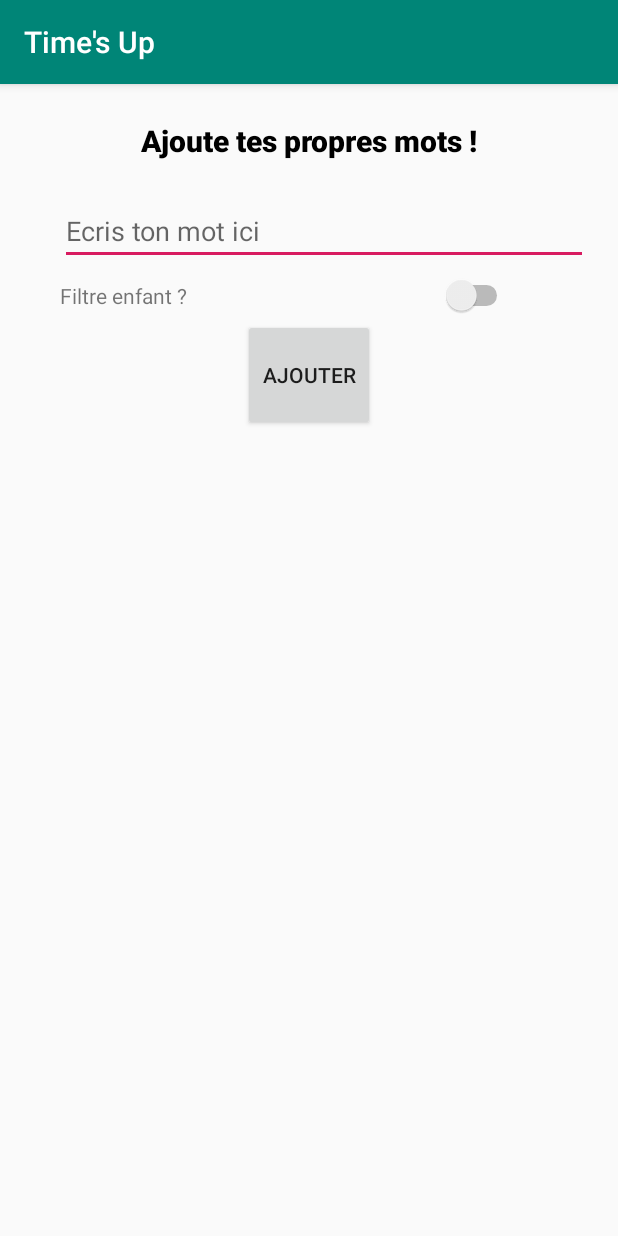
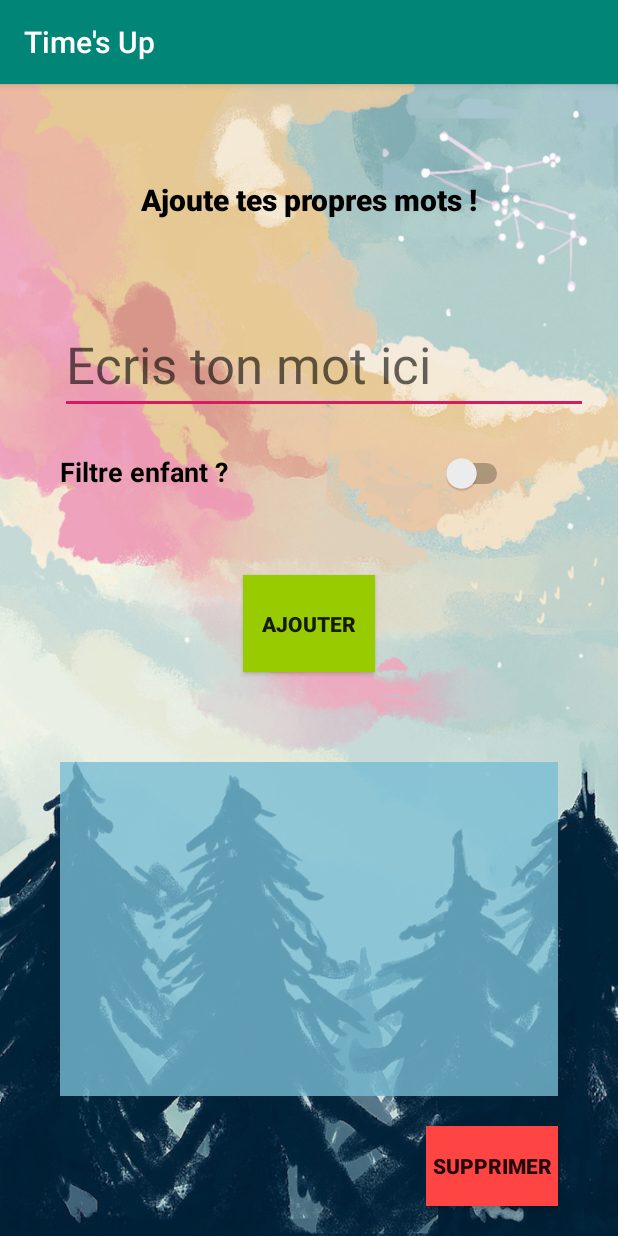
Before and after one commit to villeneuve30/AndroidGame_GuessWords, an Android app: the screen it shows after launch (AjoutDeMot), after a tap on "AJOUTER DES MOTS", on a phone screen of 412 x 824 dp. Run offline under Robolectric (Android 15) with nearby library versions, the phone set to English and light mode, and no system bars.

Commit message:
Ajout mot fini ET style graphique

```diff
--- a/app/src/main/AndroidManifest.xml
+++ b/app/src/main/AndroidManifest.xml
@@ -18,7 +18,8 @@
         <activity android:name=".LancementJeu"
             android:screenOrientation="portrait"/>
         <activity android:name=".AjoutDeMot"
-            android:screenOrientation="portrait"/>
+            android:screenOrientation="portrait"
+            android:windowSoftInputMode="adjustPan"/>
         <activity android:name=".ParametrePartie"
             android:screenOrientation="portrait"/>
         <activity android:name=".MainActivity"
--- a/app/src/main/java/com/example/timesup/AjoutDeMot.java
+++ b/app/src/main/java/com/example/timesup/AjoutDeMot.java
@@ -1,10 +1,14 @@
 package com.example.timesup;
 
+import android.database.Cursor;
 import android.graphics.Color;
+import android.os.Parcelable;
+import android.support.annotation.ColorLong;
 import android.support.v7.app.AppCompatActivity;
 import android.os.Bundle;
 import android.view.Gravity;
 import android.view.View;
+import android.widget.AdapterView;
 import android.widget.ArrayAdapter;
 import android.widget.Button;
 import android.widget.EditText;
@@ -19,13 +23,20 @@ import static android.widget.Toast.makeText;
 
 public class AjoutDeMot extends AppCompatActivity {
 
-    EditText inputMot;
-    ListView listeMots;
-    Button boutonAjouter;
-    Switch filtreEnfant;
+    private EditText inputMot;
+    private ListView listeMots;
+    private Button boutonAjouter;
+    private Switch filtreEnfant;
+    private Button boutonSupprimer;
 
-    ArrayList<String> listItems=new ArrayList<String>();
-    ArrayAdapter<String> adapter;
+    private ArrayList<String> listItems=new ArrayList<>();
+    private ArrayList<String> tousLesMots = new ArrayList<>();
+    private ArrayAdapter<String> adapter;
+
+    private int positionItem;
+    private boolean isItemSelected;
+
+    private MotsBDD motBDD;
 
     @Override
     protected void onCreate(Bundle savedInstanceState) {
@@ -36,31 +47,94 @@ public class AjoutDeMot extends AppCompatActivity {
         listeMots = findViewById(R.id.listeDeMot_xml);
         boutonAjouter = findViewById(R.id.bouton_ajouter_xml);
         filtreEnfant = findViewById(R.id.filtre_enfant_xml);
+        boutonSupprimer = findViewById(R.id.bouton_supprimer_xml);
+
+        isItemSelected =false;
 
         adapter=new ArrayAdapter<String>(this,
                 android.R.layout.simple_list_item_1,
                 listItems);
         listeMots.setAdapter(adapter);
 
+        motBDD = new MotsBDD(this);
+        Cursor data = motBDD.getAllData();
+        int id;
+        while(data.moveToNext()){
+            tousLesMots.add(data.getString(1));
+            id = Integer.parseInt(data.getString(0));
+            if(id > 101) {
+                listItems.add(data.getString(1));
+            }
+        }
+
         boutonAjouter.setOnClickListener(new View.OnClickListener() {
             @Override
             public void onClick(View v) {
                 String mot = inputMot.getText().toString();
-                if(!mot.equals("") && !mot.equals(" ")) {
+                if(!mot.equals("") && !mot.equals(" ") && !tousLesMots.contains(mot) && !mot.contains("'") && !mot.contains("\"")) {
                     //Ajouter mot a la listView
                     inputMot.setText("");
                     listItems.add(mot);
                     adapter.notifyDataSetChanged();
 
                     //Ajouter mot a la BDD
+                    Mot nouveauMot = new Mot(mot,filtreEnfant.isChecked());
+                    motBDD.open();
+                    motBDD.insertMot(nouveauMot);
+                    motBDD.close();
                 }else{
-                    Toast.makeText(AjoutDeMot.this, "Tu dois d'abord écrire un mot !",
-                          Toast.LENGTH_LONG).show();
+                    if(!mot.equals("") && !mot.equals(" ")) {
+                        Toast.makeText(AjoutDeMot.this, "Tu dois d'abord écrire un mot !",
+                                Toast.LENGTH_LONG).show();
+                    }
+                    if(tousLesMots.contains(mot)){
+                        Toast.makeText(AjoutDeMot.this, "Ce mot existe déjà !",
+                                Toast.LENGTH_LONG).show();
+                    }
+                    if(mot.contains("'") && mot.contains("\"")){
+                        Toast.makeText(AjoutDeMot.this, "Tu ne peux pas utiliser de caractères spéciaux",
+                                Toast.LENGTH_LONG).show();
+                    }
                 }
 
             }
         });
 
+        listeMots.setOnItemClickListener(new AdapterView.OnItemClickListener() {
+
+            @Override
+            public void onItemClick(AdapterView<?> adapterView, View view, int position, long id) {
+                for (int i = 0; i < listeMots.getChildCount(); i++) {
+                    if(position == i ){
+                        listeMots.getChildAt(i).setBackgroundColor(Color.RED);
+                    }else{
+                        listeMots.getChildAt(i).setBackgroundColor(Color.TRANSPARENT);
+                    }
+                }
+                isItemSelected = true;
+                positionItem = position;
+            }
+        });
+
+        boutonSupprimer.setOnClickListener(new View.OnClickListener() {
+            @Override
+            public void onClick(View v) {
+
+                String selectedFromList =listItems.get(positionItem);
+                motBDD.open();
+                motBDD.removeMotWithString(selectedFromList);
+                motBDD.close();
+                motBDD.afficherTousLesMots();
+
+                listItems.remove(positionItem);
+                adapter.notifyDataSetChanged();
+            }
+        });
+
+    }
+    @Override
+    public void onBackPressed() {
+        finish();
     }
 
 }
--- a/app/src/main/java/com/example/timesup/MainActivity.java
+++ b/app/src/main/java/com/example/timesup/MainActivity.java
@@ -11,8 +11,6 @@ import android.view.View;
 import android.widget.Button;
 
 public class MainActivity extends AppCompatActivity {
-   private Button son;
-   private Button vibration;
 
    private Button jouer;
    private Button ajoutMot;
@@ -32,22 +30,10 @@ public class MainActivity extends AppCompatActivity {
         motsBdd = new MotsBDD(this);
         checkFirstRun();
 
-        son = findViewById(R.id.xml_son);
-        vibration = findViewById(R.id.xml_vibration);
         jouer = findViewById(R.id.xml_jouer);
         ajoutMot = findViewById(R.id.xml_ajoutMot);
         regles = findViewById(R.id.xml_regles);
 
-        son.setOnClickListener(new View.OnClickListener() {
-            public void onClick(View view) {
-                //active/désactive son
-            }
-        });
-        vibration.setOnClickListener(new View.OnClickListener() {
-            public void onClick(View view) {
-                //active/désactive vibration
-            }
-        });
 
         jouer.setOnClickListener(new View.OnClickListener() {
             public void onClick(View view) {
@@ -119,7 +105,7 @@ public class MainActivity extends AppCompatActivity {
                 new DialogInterface.OnClickListener() {
                     @Override
                     public void onClick(DialogInterface dialog, int which) {
-                        System.exit(0);
+                        finish();
                     }
                 });
         builder.setNegativeButton("Rester", new DialogInterface.OnClickListener() {
--- a/app/src/main/java/com/example/timesup/MotsBDD.java
+++ b/app/src/main/java/com/example/timesup/MotsBDD.java
@@ -35,7 +35,7 @@ public class MotsBDD {
             "Éclairage","Fenêtre","Nourriture","Couche","Girafe","Étoile","Serpent","Ouïe","Malade","Sale",
             "Laitue","Suivre","Burger","Sifflet","Laid","Glace","Guitare","Étudiant","Téléphone","Fromage","Trottoir",
             "Baignoire","Casque","Charpentier","Rivière","Maillot de bain","Ciseaux","Propre","Poussin","Baleine",
-            "Trompette","Diapositive","Panda","Hélicoptère","Cloche","Poulpe","Escargot","Citrouille"};
+            "Trompette","Diapositive","Panda","Hélicoptère","Cloche","Poulpe","Escargot"};
 
     private SQLiteDatabase bdd;
     private SQLiteDataBaseHelper maBaseSQLite;
@@ -75,12 +75,12 @@ public class MotsBDD {
         //un mot pourrat soit être ajouté, soit supprimé pour simplifier l'ajout de mot
     }*/
 
-    public int removeMotWithID(int id){
-        return bdd.delete(TABLE_MOTS, COL_ID + " = " +id,null);
+    public int removeMotWithString(String nomMot){
+        return this.bdd.delete(TABLE_MOTS, COL_MOT + " like '" + nomMot +"'",null);
     }
 
     public Mot getMotWithTexte(String texte){
-        Cursor c = bdd.query(TABLE_MOTS, new String[]{COL_ID, COL_MOT, COL_FILTRE},COL_MOT + " LIKE \"" + texte +"\"", null, null, null, null);
+        Cursor c = bdd.query(TABLE_MOTS, new String[]{COL_ID, COL_MOT, COL_FILTRE},COL_MOT + " LIKE '" + texte +"'", null, null, null, null);
         return cursorToMot(c);
     }
 
@@ -120,6 +120,7 @@ public class MotsBDD {
             buffer.append("Filtre enfant : " + data.getString(2) + "\n");
         }
         System.out.println(buffer.toString());
+        System.out.println("taille tableau de base : "+tableauMots.length);
     }
 
     public ArrayList<String> tableauRandomDeMot(int nbMots,Boolean filtre){
--- a/app/src/main/java/com/example/timesup/ReglesDuJeu.java
+++ b/app/src/main/java/com/example/timesup/ReglesDuJeu.java
@@ -10,4 +10,8 @@ public class ReglesDuJeu extends AppCompatActivity {
         super.onCreate(savedInstanceState);
         setContentView(R.layout.activity_regles_du_jeu);
     }
+    @Override
+    public void onBackPressed() {
+        finish();
+    }
 }
--- a/app/src/main/res/layout/activity_ajout_de_mot.xml
+++ b/app/src/main/res/layout/activity_ajout_de_mot.xml
@@ -3,13 +3,14 @@
     xmlns:tools="http://schemas.android.com/tools"
     android:layout_width="match_parent"
     android:layout_height="match_parent"
-    android:orientation="vertical">
+    android:orientation="vertical"
+    android:background="@drawable/background1">
 
     <TextView
         android:id="@+id/titre_ajoutMot_xml"
         android:layout_width="match_parent"
         android:layout_height="match_parent"
-        android:layout_weight="3"
+        android:layout_weight="2"
         android:gravity="center"
         android:text="Ajoute tes propres mots !"
         android:textAppearance="@style/TextAppearance.AppCompat.Title"
@@ -19,7 +20,7 @@
     <LinearLayout
         android:layout_width="match_parent"
         android:layout_height="match_parent"
-        android:layout_weight="3.1"
+        android:layout_weight="2.2"
         android:orientation="horizontal">
 
         <EditText
@@ -30,14 +31,15 @@
             android:layout_marginRight="20dp"
             android:layout_weight="1"
             android:hint="Ecris ton mot ici"
-            android:inputType="text" />
+            android:inputType="text"
+            android:textAppearance="@style/TextAppearance.AppCompat.Display1" />
 
     </LinearLayout>
 
     <LinearLayout
         android:layout_width="match_parent"
         android:layout_height="match_parent"
-        android:layout_weight="3.2"
+        android:layout_weight="2.3"
         android:orientation="horizontal">
 
         <TextView
@@ -46,7 +48,10 @@
             android:layout_height="wrap_content"
             android:layout_marginLeft="40dp"
             android:layout_weight="1"
-            android:text="Filtre enfant ?" />
+            android:text="Filtre enfant ?"
+            android:textColor="@android:color/black"
+            android:textSize="18sp"
+            android:textStyle="bold" />
 
         <Switch
             android:id="@+id/filtre_enfant_xml"
@@ -60,18 +65,45 @@
 
     </LinearLayout>
 
+    <LinearLayout
+        android:layout_width="match_parent"
+        android:layout_height="match_parent"
+        android:layout_weight="1"
+        android:orientation="vertical">
+
         <Button
             android:id="@+id/bouton_ajouter_xml"
             android:layout_width="wrap_content"
             android:layout_height="match_parent"
             android:layout_gravity="center"
-        android:layout_weight="3"
-        android:text="Ajouter" />
+            android:layout_margin="20dp"
+            android:layout_weight="1.2"
+            android:background="@android:color/holo_green_light"
+            android:text="Ajouter"
+            android:textStyle="bold" />
 
         <ListView
             android:id="@+id/listeDeMot_xml"
             android:layout_width="match_parent"
             android:layout_height="match_parent"
-        android:layout_margin="40dp"
-        android:layout_weight="1" />
+            android:layout_marginLeft="40dp"
+            android:layout_marginTop="40dp"
+            android:layout_marginRight="40dp"
+            android:layout_marginBottom="20dp"
+            android:layout_weight="0.6"
+            android:background="@color/legerBleu" />
+
+        <Button
+            android:id="@+id/bouton_supprimer_xml"
+            android:layout_width="wrap_content"
+            android:layout_height="match_parent"
+            android:layout_gravity="right|top"
+            android:layout_marginRight="40dp"
+            android:layout_marginBottom="20dp"
+            android:layout_weight="1.3"
+            android:background="@android:color/holo_red_light"
+            android:text="Supprimer"
+            android:textStyle="bold" />
     </LinearLayout>
+
+</LinearLayout>
--- a/app/src/main/res/layout/activity_regles_du_jeu.xml
+++ b/app/src/main/res/layout/activity_regles_du_jeu.xml
@@ -4,6 +4,6 @@
     xmlns:tools="http://schemas.android.com/tools"
     android:layout_width="match_parent"
     android:layout_height="match_parent"
-    tools:context=".ReglesDuJeu">
+    android:background="@drawable/background1">
 
 </android.support.constraint.ConstraintLayout>
--- a/app/src/main/res/values/colors.xml
+++ b/app/src/main/res/values/colors.xml
@@ -3,4 +3,5 @@
     <color name="colorPrimary">#008577</color>
     <color name="colorPrimaryDark">#00574B</color>
     <color name="colorAccent">#D81B60</color>
+    <color name="legerBleu">#CA78BED5</color>
 </resources>
```
Also changed, not shown: app/src/main/java/com/example/timesup/AffichageDesScores.java (+8 -5 lines), app/src/main/java/com/example/timesup/LancementJeu.java (+4 -4 lines), app/src/main/java/com/example/timesup/ParametrePartie.java (+14 -9 lines), app/src/main/java/com/example/timesup/Round.java (+9 -2 lines), app/src/main/res/layout/activity_affichage_des_scores.xml (+11 -5 lines), app/src/main/res/layout/activity_jeu.xml (+6 -3 lines), app/src/main/res/layout/activity_main.xml (+18 -21 lines), app/src/main/res/layout/activity_parametre.xml (+37 -14 lines), app/src/main/res/layout/activity_round.xml (+4 -3 lines), app/src/main/res/drawable/background1.jpg (added), 1 other file. Lines whose indentation alone changed are shown as unchanged.
